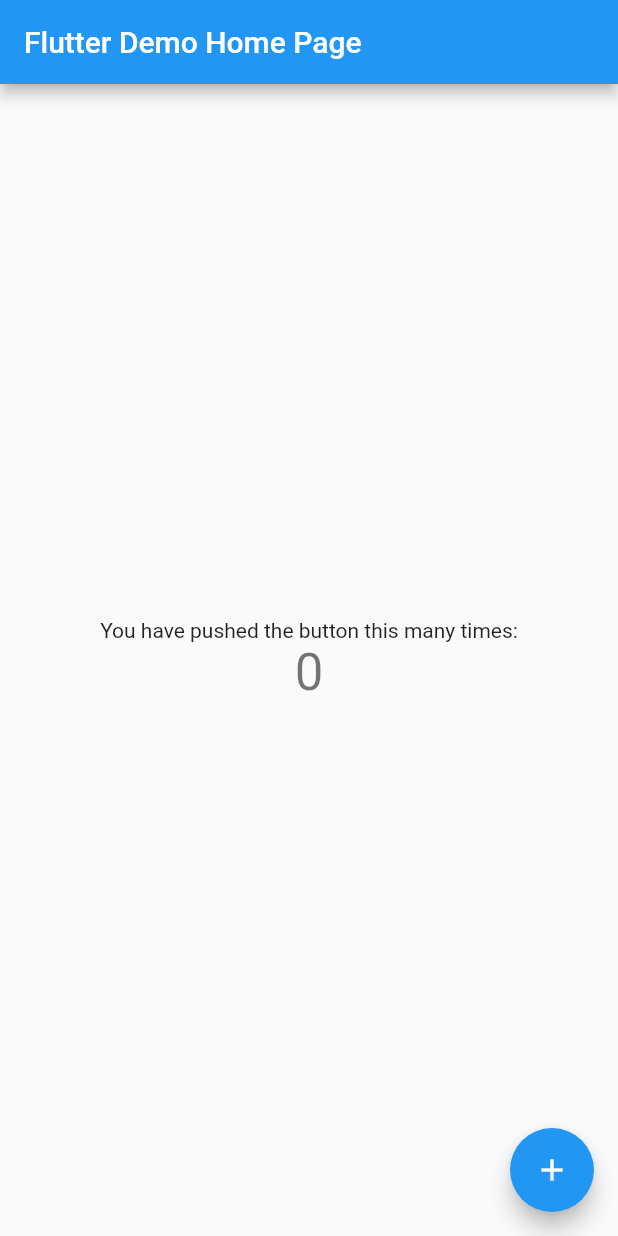
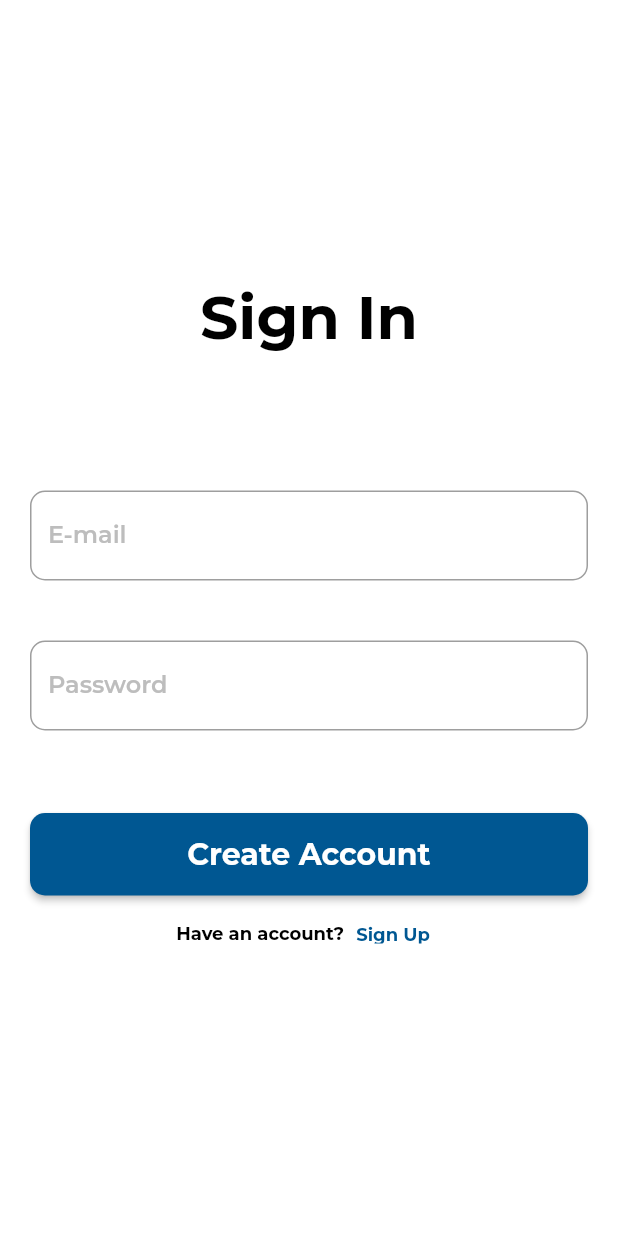
Before and after one commit to Ftittawat/CPE327-Project, a Flutter app: the screen it shows after launch, on a phone screen of 412 x 824 dp. Run offline on Flutter 3.47's test engine with Material 2 defaults, Android fonts, the phone set to English and light mode, and no system bars; our stand-ins replace google_fonts.

Commit message:
create UI

```diff
--- a/analysis_options.yaml
+++ b/analysis_options.yaml
@@ -22,6 +22,7 @@
   # `// ignore_for_file: name_of_lint` syntax on the line or in the file
   # producing the lint.
   rules:
+    prefer_const_constructors : false
     # avoid_print: false  # Uncomment to disable the `avoid_print` rule
     # prefer_single_quotes: true  # Uncomment to enable the `prefer_single_quotes` rule
 
--- a/lib/main.dart
+++ b/lib/main.dart
@@ -1,115 +1,25 @@
 import 'package:flutter/material.dart';
+import 'package:google_fonts/google_fonts.dart';
+import 'package:helpee/screens/getstart.dart';
+import 'package:helpee/screens/home.dart';
+import 'package:helpee/screens/login.dart';
+import 'package:helpee/screens/register.dart';
 
 void main() {
-  runApp(const MyApp());
+  runApp(MyApp());
 }
 
 class MyApp extends StatelessWidget {
   const MyApp({super.key});
 
-  // This widget is the root of your application.
   @override
   Widget build(BuildContext context) {
     return MaterialApp(
-      title: 'Flutter Demo',
-      theme: ThemeData(
-        // This is the theme of your application.
-        //
-        // Try running your application with "flutter run". You'll see the
-        // application has a blue toolbar. Then, without quitting the app, try
-        // changing the primarySwatch below to Colors.green and then invoke
-        // "hot reload" (press "r" in the console where you ran "flutter run",
-        // or simply save your changes to "hot reload" in a Flutter IDE).
-        // Notice that the counter didn't reset back to zero; the application
-        // is not restarted.
-        primarySwatch: Colors.blue,
-      ),
-      home: const MyHomePage(title: 'Flutter Demo Home Page'),
+      home: Register(),
     );
   }
 }
 
-class MyHomePage extends StatefulWidget {
-  const MyHomePage({super.key, required this.title});
-
-  // This widget is the home page of your application. It is stateful, meaning
-  // that it has a State object (defined below) that contains fields that affect
-  // how it looks.
-
-  // This class is the configuration for the state. It holds the values (in this
-  // case the title) provided by the parent (in this case the App widget) and
-  // used by the build method of the State. Fields in a Widget subclass are
-  // always marked "final".
-
-  final String title;
-
-  @override
-  State<MyHomePage> createState() => _MyHomePageState();
-}
-
-class _MyHomePageState extends State<MyHomePage> {
-  int _counter = 0;
-
-  void _incrementCounter() {
-    setState(() {
-      // This call to setState tells the Flutter framework that something has
-      // changed in this State, which causes it to rerun the build method below
-      // so that the display can reflect the updated values. If we changed
-      // _counter without calling setState(), then the build method would not be
-      // called again, and so nothing would appear to happen.
-      _counter++;
-    });
-  }
-
-  @override
-  Widget build(BuildContext context) {
-    // This method is rerun every time setState is called, for instance as done
-    // by the _incrementCounter method above.
-    //
-    // The Flutter framework has been optimized to make rerunning build methods
-    // fast, so that you can just rebuild anything that needs updating rather
-    // than having to individually change instances of widgets.
-    return Scaffold(
-      appBar: AppBar(
-        // Here we take the value from the MyHomePage object that was created by
-        // the App.build method, and use it to set our appbar title.
-        title: Text(widget.title),
-      ),
-      body: Center(
-        // Center is a layout widget. It takes a single child and positions it
-        // in the middle of the parent.
-        child: Column(
-          // Column is also a layout widget. It takes a list of children and
-          // arranges them vertically. By default, it sizes itself to fit its
-          // children horizontally, and tries to be as tall as its parent.
-          //
-          // Invoke "debug painting" (press "p" in the console, choose the
-          // "Toggle Debug Paint" action from the Flutter Inspector in Android
-          // Studio, or the "Toggle Debug Paint" command in Visual Studio Code)
-          // to see the wireframe for each widget.
-          //
-          // Column has various properties to control how it sizes itself and
-          // how it positions its children. Here we use mainAxisAlignment to
-          // center the children vertically; the main axis here is the vertical
-          // axis because Columns are vertical (the cross axis would be
-          // horizontal).
-          mainAxisAlignment: MainAxisAlignment.center,
-          children: <Widget>[
-            const Text(
-              'You have pushed the button this many times:',
-            ),
-            Text(
-              '$_counter',
-              style: Theme.of(context).textTheme.headline4,
-            ),
-          ],
-        ),
-      ),
-      floatingActionButton: FloatingActionButton(
-        onPressed: _incrementCounter,
-        tooltip: 'Increment',
-        child: const Icon(Icons.add),
-      ), // This trailing comma makes auto-formatting nicer for build methods.
-    );
-  }
-}
+// Image.asset("assets/images/helpee1.png"),
+// Text("Welcome to helpee", style: GoogleFonts.montserrat(fontSize: 30, fontWeight: FontWeight.w700, color: Color(0xFFFFFFFF))),
+// Text("Application for help in various fields", style: GoogleFonts.montserrat(fontSize: 16, fontWeight: FontWeight.w500, color: Color(0xFFFFFFFF)))
--- /dev/null
+++ b/lib/screens/register.dart
@@ -0,0 +1,190 @@
+import 'package:flutter/material.dart';
+import 'package:google_fonts/google_fonts.dart';
+
+class Register extends StatefulWidget {
+  const Register({super.key});
+
+  @override
+  State<Register> createState() => _RegisterState();
+}
+
+const darkblue = Color(0xFF005792);
+
+class _RegisterState extends State<Register> {
+  Widget emailBox() {
+    return TextField(
+      keyboardType: TextInputType.emailAddress,
+      style: GoogleFonts.montserrat(
+          fontSize: 16, fontWeight: FontWeight.w500, color: Colors.black),
+      decoration: InputDecoration(
+          hintText: 'E-mail',
+          hintStyle: GoogleFonts.montserrat(
+              fontSize: 16,
+              fontWeight: FontWeight.w600,
+              color: Colors.grey.shade400),
+          border: OutlineInputBorder(
+              // borderSide: BorderSide(width: 1.0, color: Colors.red.shade400), // ไม่เปลี่ยนตามที่ใส่ค่าไว้
+              borderRadius: BorderRadius.circular(10)),
+          // errorBorder: OutlineInputBorder(
+          //     borderSide: BorderSide(width: 2.0, color: Colors.red.shade400),
+          //     borderRadius: BorderRadius.circular(10)),
+          focusedBorder: OutlineInputBorder(
+              borderSide: BorderSide(width: 2.0, color: Color(0xFF005792)),
+              borderRadius: BorderRadius.circular(10))),
+    );
+  }
+
+  Widget usernamebox() {
+    return TextField(
+      style: GoogleFonts.montserrat(
+          fontSize: 16, fontWeight: FontWeight.w500, color: Colors.black),
+      decoration: InputDecoration(
+          hintText: 'Username',
+          hintStyle: GoogleFonts.montserrat(
+              fontSize: 16,
+              fontWeight: FontWeight.w600,
+              color: Colors.grey.shade400),
+          border: OutlineInputBorder(
+              // borderSide: BorderSide(width: 1.0, color: Colors.red.shade400), // ไม่เปลี่ยนตามที่ใส่ค่าไว้
+              borderRadius: BorderRadius.circular(10)),
+          // errorBorder: OutlineInputBorder(
+          //     borderSide: BorderSide(width: 2.0, color: Colors.red.shade400),
+          //     borderRadius: BorderRadius.circular(10)),
+          focusedBorder: OutlineInputBorder(
+              borderSide: BorderSide(width: 2.0, color: Color(0xFF005792)),
+              borderRadius: BorderRadius.circular(10))),
+    );
+  }
+
+  Widget passwordBox() {
+    return TextField(
+      obscureText: true,
+      keyboardType: TextInputType.visiblePassword,
+      style: GoogleFonts.montserrat(
+          fontSize: 16, fontWeight: FontWeight.w500, color: Colors.black),
+      decoration: InputDecoration(
+          hintText: 'Password',
+          hintStyle: GoogleFonts.montserrat(
+              fontSize: 16,
+              fontWeight: FontWeight.w600,
+              color: Colors.grey.shade400),
+          border: OutlineInputBorder(
+              // borderSide: BorderSide(width: 1.0, color: Colors.red.shade400), // ไม่เปลี่ยนตามที่ใส่ค่าไว้
+              borderRadius: BorderRadius.circular(10)),
+          focusedBorder: OutlineInputBorder(
+              borderSide: BorderSide(width: 2.0, color: Color(0xFF005792)),
+              borderRadius: BorderRadius.circular(10))),
+    );
+  }
+
+  Widget signinbutton() {
+    return TextButton(
+        onPressed: () {},
+        child: Text("Sign Up",
+            style: GoogleFonts.montserrat(
+                fontSize: 12,
+                fontWeight: FontWeight.w700,
+                color: Color(0xFF005792))));
+  }
+
+  Widget ortext() {
+    return SizedBox(
+      height: 30,
+      child: Row(
+        crossAxisAlignment: CrossAxisAlignment.center,
+        children: [
+          Divider(height: 10, indent: 10, endIndent: 10, color: Colors.black),
+          Text("Or",
+              style: GoogleFonts.montserrat(
+                  fontSize: 12,
+                  fontWeight: FontWeight.w700,
+                  color: Colors.black)),
+          Divider(height: 10, indent: 10, endIndent: 10, color: Colors.black)
+        ],
+      ),
+    );
+  }
+
+  Widget signupButton() {
+    return ElevatedButton(
+      onPressed: () {},
+      style: ElevatedButton.styleFrom(
+          backgroundColor: Color(0xFF005792),
+          shape:
+              RoundedRectangleBorder(borderRadius: BorderRadius.circular(10))),
+      child: Row(
+        mainAxisAlignment: MainAxisAlignment.center,
+        children: [
+          Text("Create Account",
+              style: GoogleFonts.montserrat(
+                  fontSize: 20,
+                  fontWeight: FontWeight.w700,
+                  color: Colors.white)),
+        ],
+      ),
+    );
+  }
+
+  @override
+  Widget build(BuildContext context) {
+    return Padding(
+      padding: const EdgeInsets.fromLTRB(0, 0, 0, 0),
+      child: Scaffold(
+          backgroundColor: Colors.white,
+          body: Center(
+            child: Column(
+              mainAxisAlignment: MainAxisAlignment.center,
+              children: [
+                SizedBox(
+                  height: 60,
+                  child: Text("Sign In",
+                      style: GoogleFonts.montserrat(
+                          fontSize: 40,
+                          fontWeight: FontWeight.w700,
+                          color: Colors.black)),
+                ),
+                Padding(
+                  padding: EdgeInsets.fromLTRB(20, 80, 20, 0),
+                  child: emailBox(),
+                ),
+                Padding(
+                  padding: EdgeInsets.fromLTRB(20, 40, 20, 0),
+                  child: passwordBox(),
+                ),
+                Padding(
+                  padding: EdgeInsets.fromLTRB(20, 5, 20, 0),
+                  child: SizedBox(
+                    height: 30.0,
+                  ),
+                ),
+                Padding(
+                  padding: EdgeInsets.fromLTRB(20, 20, 20, 0),
+                  child: SizedBox(
+                    height: 55.0,
+                    child: signupButton(),
+                  ),
+                ),
+                Padding(
+                  padding: EdgeInsets.fromLTRB(20, 10, 20, 0),
+                  child: Row(
+                    mainAxisAlignment: MainAxisAlignment.center,
+                    crossAxisAlignment: CrossAxisAlignment.center,
+                    children: [
+                      Text("Have an account?",
+                          style: GoogleFonts.montserrat(
+                              fontSize: 12,
+                              fontWeight: FontWeight.w700,
+                              color: Colors.black)),
+                      SizedBox(
+                        height: 30.0,
+                        child: signinbutton(),
+                      )
+                    ],
+                  ),
+                ),
+              ],
+            ),
+          )),
+    );
+  }
+}
--- a/pubspec.yaml
+++ b/pubspec.yaml
@@ -37,6 +37,7 @@
   # Use with the CupertinoIcons class for iOS style icons.
   cupertino_icons: ^1.0.2
   flutter_launcher_icons: ^0.10.0
+  google_fonts: ^3.0.1
 
 flutter_icons:
   android: true
@@ -69,6 +70,9 @@
   #   - images/a_dot_burr.jpeg
   #   - images/a_dot_ham.jpeg
 
+  assets:
+    - assets/images/
+
   # An image asset can refer to one or more resolution-specific "variants", see
   # https://flutter.dev/assets-and-images/#resolution-aware
 
```
Also changed, not shown: lib/screens/getstart.dart (added, +81 -0 lines), lib/screens/home.dart (added, +29 -0 lines), lib/screens/login.dart (added, +178 -0 lines), assets/images/helpee1.png (added), pubspec.lock, 2 other files.
